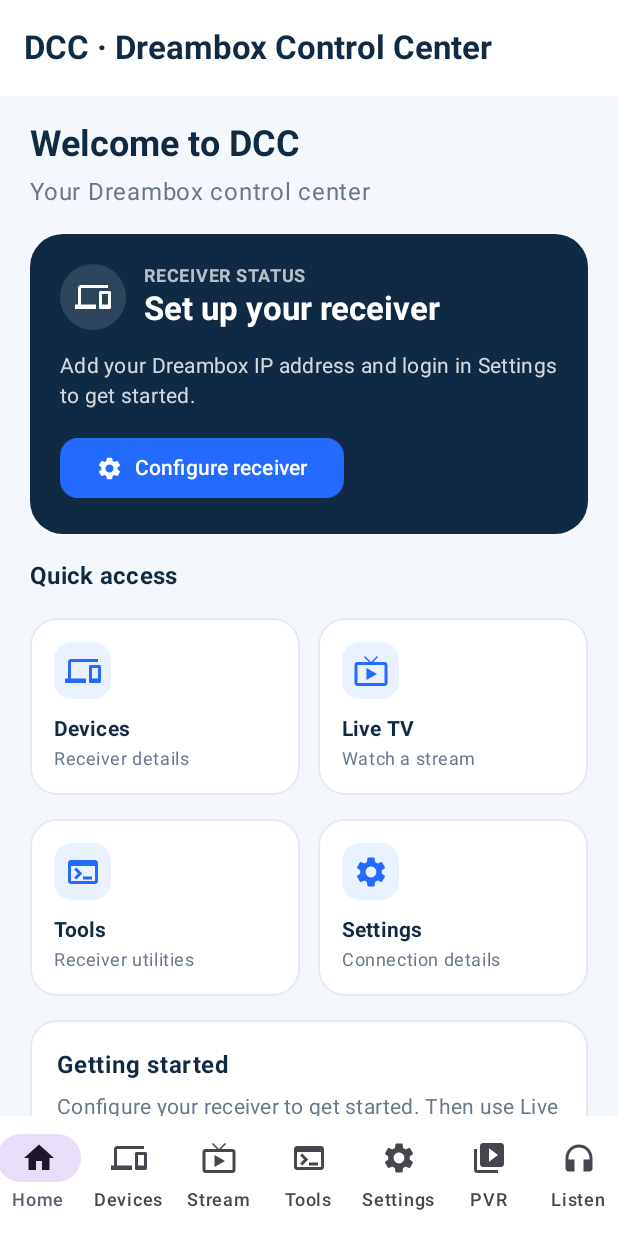
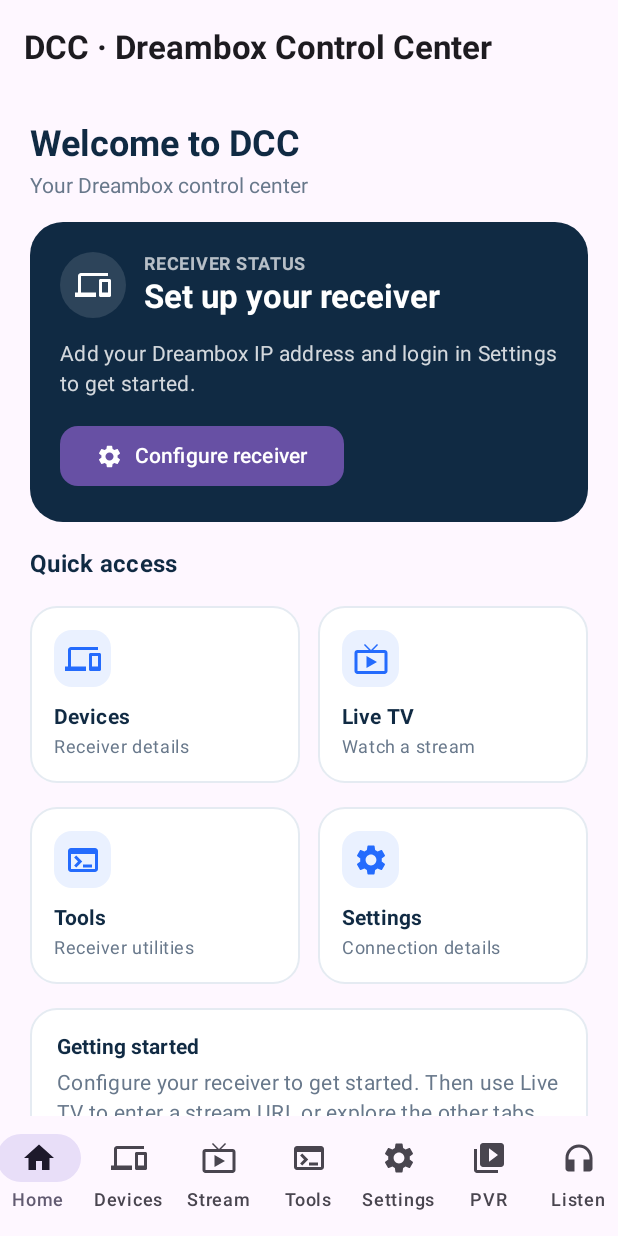
Before and after one commit to dcc45/DCC-E2-Android, an Android app built with Jetpack Compose: the composable DccApp shown on its own in the app's theme, on a phone screen of 412 x 824 dp. Run offline under Robolectric (Android 15) with nearby library versions, the phone set to English and light mode, and no system bars; 1 statement that could not run was skipped.

Commit message:
Wrap app in centralized DccTheme and use theme colors for scaffold and top/bottom bars

```diff
--- a/DCCAndroid/app/src/main/java/com/dcc/android/MainActivity.kt
+++ b/DCCAndroid/app/src/main/java/com/dcc/android/MainActivity.kt
@@ -48,7 +48,7 @@ private val Border = Color(0xFFE5EBF2)
 class MainActivity : ComponentActivity() {
     override fun onCreate(savedInstanceState: Bundle?) {
         super.onCreate(savedInstanceState)
-        setContent { DccApp() }
+        setContent { DccTheme { DccApp() } }
     }
 }
 
@@ -91,7 +91,6 @@ private fun DccApp() {
     }
 
     BackHandler(enabled = fullscreen) { fullscreen = false }
-    MaterialTheme(colorScheme = lightColorScheme(primary = Blue, background = Canvas, surface = Color.White)) {
     if (fullscreen) {
         Box(Modifier.fillMaxSize().background(Color.Black)) {
             if (streamUrl.isNotBlank()) PlayerSurface(player, Modifier.fillMaxSize(), resizeMode = AspectRatioFrameLayout.RESIZE_MODE_ZOOM)
@@ -110,7 +109,7 @@ private fun DccApp() {
         }
     } else {
         Scaffold(
-                containerColor = Canvas,
+            containerColor = MaterialTheme.colorScheme.background,
             topBar = {
                 val title = when (selected) {
                     2 -> "Live Stream"
@@ -119,12 +118,12 @@ private fun DccApp() {
                     else -> "DCC · Dreambox Control Center"
                 }
                 TopAppBar(
-                        title = { Text(title, color = Navy, fontWeight = FontWeight.Bold) },
-                        colors = TopAppBarDefaults.topAppBarColors(containerColor = Color.White)
+                    title = { Text(title, color = MaterialTheme.colorScheme.onSurface, fontWeight = FontWeight.Bold) },
+                    colors = TopAppBarDefaults.topAppBarColors(containerColor = MaterialTheme.colorScheme.surface)
                 )
             },
             bottomBar = {
-                    NavigationBar(containerColor = Color.White) {
+                NavigationBar(containerColor = MaterialTheme.colorScheme.surface) {
                     NavigationBarItem(selected == 0, { selected = 0 }, icon = { Icon(Icons.Default.Home, null) }, label = { Text("Home") })
                     NavigationBarItem(selected == 1, { selected = 1 }, icon = { Icon(Icons.Default.Devices, null) }, label = { Text("Devices") })
                     NavigationBarItem(selected == 2, { selected = 2 }, icon = { Icon(Icons.Default.LiveTv, null) }, label = { Text("Stream") })
@@ -228,7 +227,6 @@ private fun DccApp() {
                             onStop = { player.stop(); listenUrl = ""; isPlaying = false },
                             onErrorDismiss = { listenError = null }
                         )
-                        }
                     }
                 }
             }
```
Lines whose indentation alone changed are shown as unchanged.
